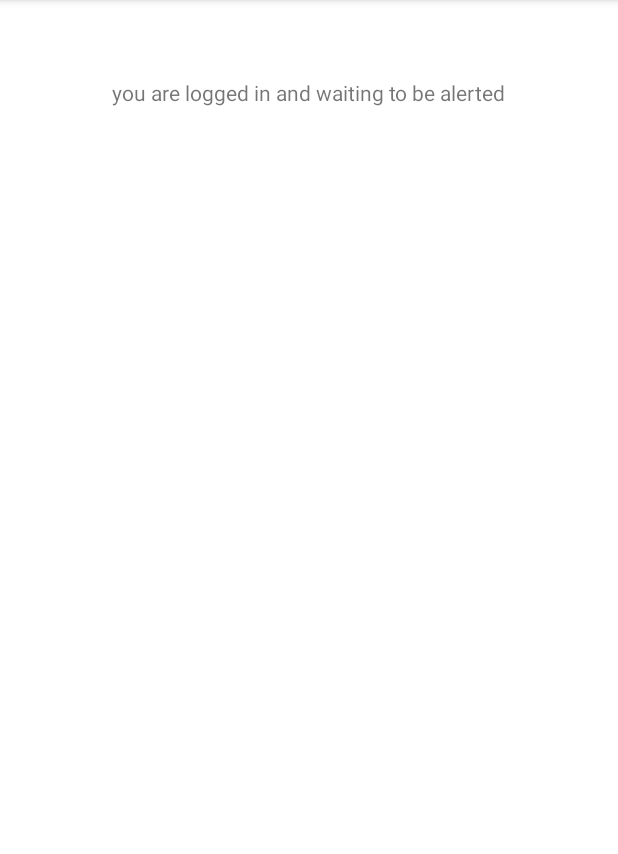
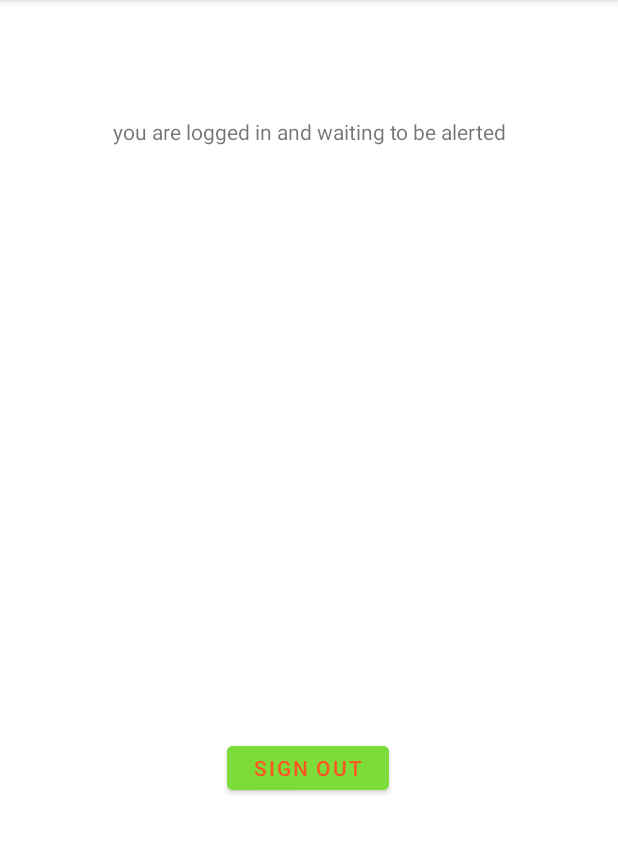
Before and after one commit to JasonSDMN2001/SmartAlert, an Android app: the MainActivity4 screen opened directly, with no data from a screen before it, on a phone screen of 412 x 824 dp, the part 84-938 px from its top. Run offline under Robolectric (Android 15) with nearby library versions, the light colour scheme and no system bars; our stand-ins replace Firebase (no records; nobody signed in at launch, a user with empty details on screens opened directly).

Commit message:
sign out

```diff
--- a/app/src/main/java/com/unipi/boidanis/smartalert/MainActivity2.java
+++ b/app/src/main/java/com/unipi/boidanis/smartalert/MainActivity2.java
@@ -194,4 +194,9 @@ public class MainActivity2 extends AppCompatActivity implements AdapterView.OnIt
             ActivityCompat.requestPermissions(this,new String[]{Manifest.permission.ACCESS_COARSE_LOCATION},
                     124);
     }
+
+    /*public void signout(View view){
+        mAuth.signOut();
+    } */
+
 }
--- a/app/src/main/java/com/unipi/boidanis/smartalert/MainActivity4.java
+++ b/app/src/main/java/com/unipi/boidanis/smartalert/MainActivity4.java
@@ -40,6 +40,7 @@ public class MainActivity4 extends AppCompatActivity  {
 
     TextView textView;
     SharedPreferences sharedPreferences;
+    FirebaseAuth mAuth;
     @Override
     protected void onCreate(Bundle savedInstanceState) {
         super.onCreate(savedInstanceState);
@@ -62,6 +63,10 @@ public class MainActivity4 extends AppCompatActivity  {
         }
     }
 
+    public void signout(View view){
+        mAuth.signOut();
+    }
+
 
 
 
--- a/app/src/main/res/layout/activity_main4.xml
+++ b/app/src/main/res/layout/activity_main4.xml
@@ -10,11 +10,26 @@
         android:id="@+id/textView5"
         android:layout_width="wrap_content"
         android:layout_height="wrap_content"
-        android:layout_marginTop="52dp"
         android:text="@string/you_are_logged_in_and_waiting_to_be_alerted"
+        app:layout_constraintBottom_toBottomOf="parent"
+        app:layout_constraintEnd_toEndOf="parent"
+        app:layout_constraintStart_toStartOf="parent"
+        app:layout_constraintTop_toTopOf="parent"
+        app:layout_constraintVertical_bias="0.104" />
+
+    <Button
+        android:id="@+id/button5"
+        android:layout_width="108dp"
+        android:layout_height="41dp"
+        android:backgroundTint="#7DDC39"
+        android:onClick="signout"
+        android:text="@string/sign_out"
+        android:textColor="#FF5722"
+        app:layout_constraintBottom_toBottomOf="parent"
         app:layout_constraintEnd_toEndOf="parent"
         app:layout_constraintHorizontal_bias="0.498"
         app:layout_constraintStart_toStartOf="parent"
-        app:layout_constraintTop_toTopOf="parent" />
+        app:layout_constraintTop_toTopOf="parent"
+        app:layout_constraintVertical_bias="0.676" />
 
 </androidx.constraintlayout.widget.ConstraintLayout>
--- a/app/src/main/res/values/strings.xml
+++ b/app/src/main/res/values/strings.xml
@@ -29,4 +29,6 @@
     <string name="datetime">DateTime</string>
     <string name="choose_category">Choose category</string>
     <string name="description2">Description</string>
+    <string name="sign_out">Sign out</string>
+    <string name="sign_out2">Sign out</string>
 </resources>
```
Also changed, not shown: app/src/main/res/layout/activity_main2.xml (+15 -0 lines), 2 other files.
